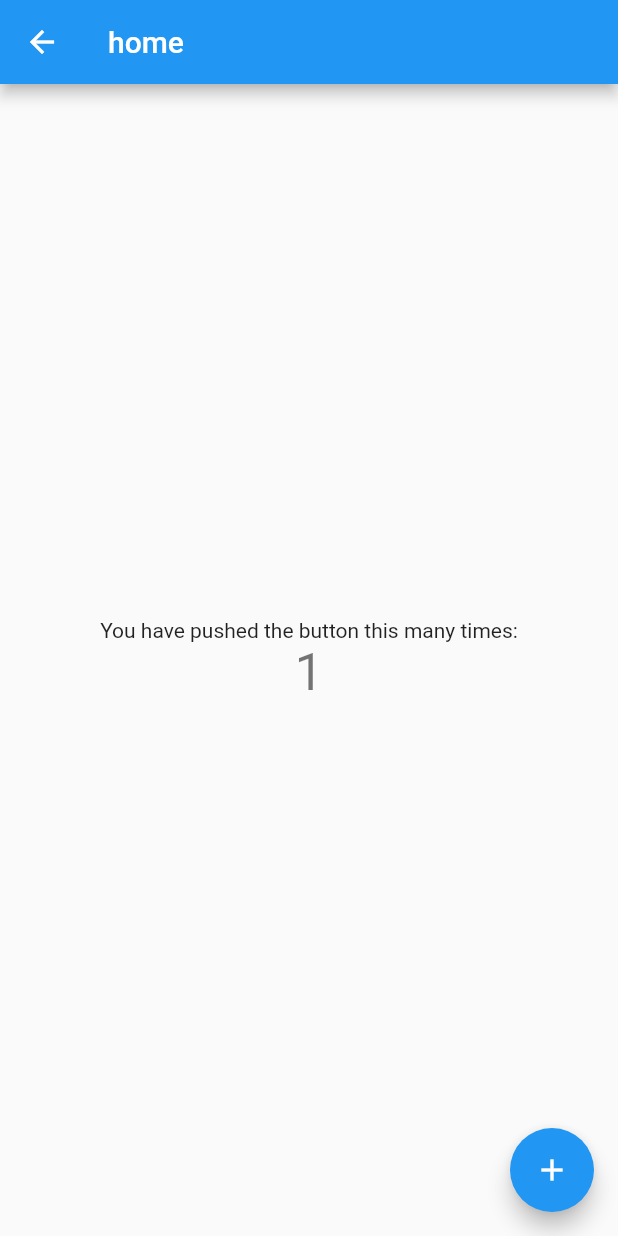
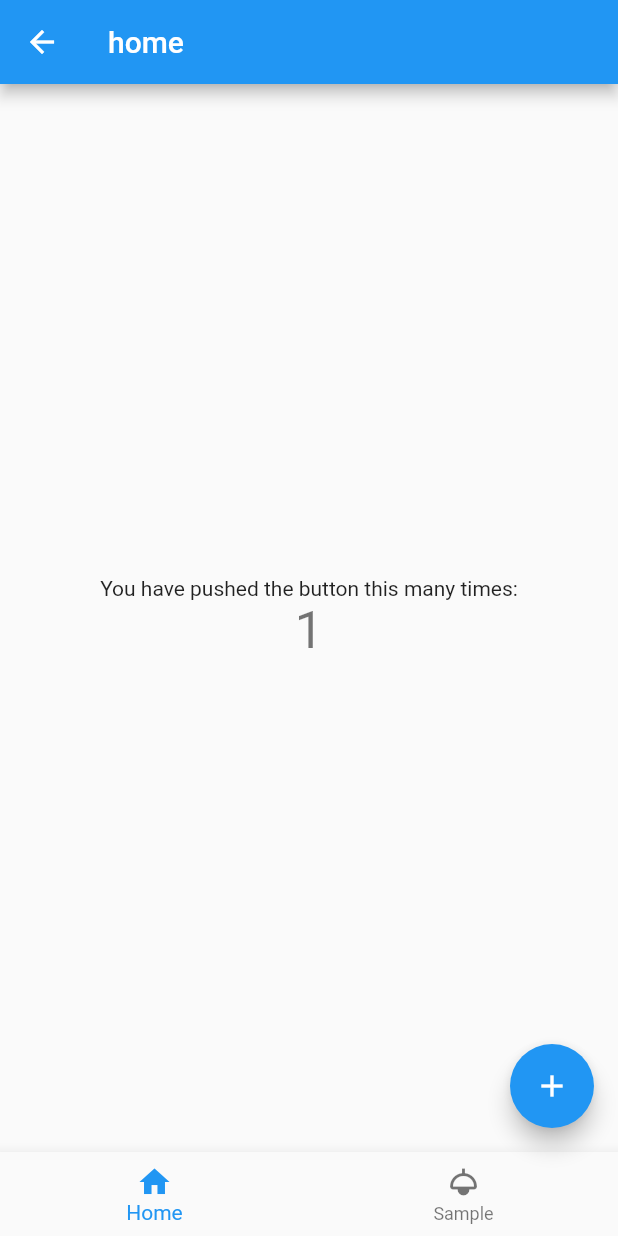
Before and after one commit to yomifrogs/manners_maketh_man, a Flutter app: the MyHomePage screen opened directly, after a tap on the "add" icon, on a phone screen of 412 x 824 dp. Run offline on Flutter 3.47's test engine with Material 2 defaults, Android fonts, the phone set to English and light mode, and no system bars; our stand-ins replace logger.

Commit message:
update sample code

```diff
--- a/lib/view/1_page/home_page.dart
+++ b/lib/view/1_page/home_page.dart
@@ -1,6 +1,7 @@
 import 'package:flutter/material.dart';
 import 'package:manners_maketh_man/src/1_usecase/template_usecase.dart';
 import 'package:manners_maketh_man/src/2_domain/user.dart';
+import 'package:manners_maketh_man/view/2_template/footer_navigation.dart';
 
 class MyHomePage extends StatefulWidget {
   static void transition(BuildContext context) {
@@ -56,6 +57,8 @@ class _MyHomePageState extends State<MyHomePage> {
         tooltip: 'Increment',
         child: const Icon(Icons.add),
       ),
+      bottomNavigationBar: createLoggedInBottomNavigation(
+          context: context, selectIndex: homePageIndex),
     );
   }
 }
--- a/lib/view/1_page/top_page.dart
+++ b/lib/view/1_page/top_page.dart
@@ -1,5 +1,6 @@
 import 'package:flutter/material.dart';
 import 'package:manners_maketh_man/view/1_page/home_page.dart';
+import 'package:manners_maketh_man/view/2_template/footer_navigation.dart';
 import 'package:manners_maketh_man/view/3_component/text_button.dart';
 
 class TopPage extends StatefulWidget {
--- a/lib/view/2_template/footer_navigation.dart
+++ b/lib/view/2_template/footer_navigation.dart
@@ -2,27 +2,35 @@ import 'package:flutter/material.dart';
 import 'package:manners_maketh_man/view/1_page/home_page.dart';
 
 createLoggedInBottomNavigation(
-        {required BuildContext context, required int selectIndex}) =>
+        {required BuildContext context, int? selectIndex}) =>
     BottomNavigationBar(
       items: const <BottomNavigationBarItem>[
         BottomNavigationBarItem(
           icon: Icon(Icons.home),
           label: 'Home',
         ),
+        BottomNavigationBarItem(
+          icon: Icon(Icons.light),
+          label: 'Sample',
+        ),
       ],
-      currentIndex: selectIndex,
+      currentIndex: selectIndex ?? -1,
       onTap: (index) {
         onPressedLoggedInBottomNavigationTapped(context, index);
       },
       type: BottomNavigationBarType.fixed,
     );
 const homePageIndex = 0;
+const sampleIndex = 1;
 
 onPressedLoggedInBottomNavigationTapped(BuildContext context, int selectIndex) {
   switch (selectIndex) {
     case homePageIndex:
       MyHomePage.transition(context);
       break;
+    case sampleIndex:
+      MyHomePage.transition(context);
+      break;
     default:
       break;
   }
```
